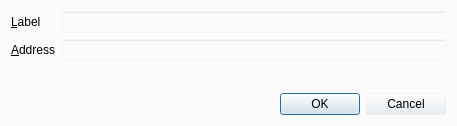
mcobitcoin/mcobit, file src/qt/forms/editaddressdialog.ui: the form before one commit.
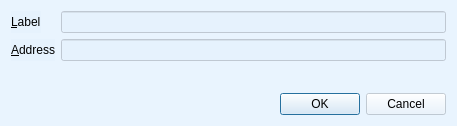
The form after the commit.

What changed in the file:
```diff
--- a/src/qt/forms/editaddressdialog.ui
+++ b/src/qt/forms/editaddressdialog.ui
@@ -14,7 +14,7 @@
    <string>Edit Address</string>
   </property>
   <property name="styleSheet">
-   <string notr="true">background:rgba(232, 236, 241, 0.1);</string>
+   <string notr="true">background:rgba(228, 241, 254, 0.6);</string>
   </property>
   <layout class="QVBoxLayout" name="verticalLayout">
    <item>
```
